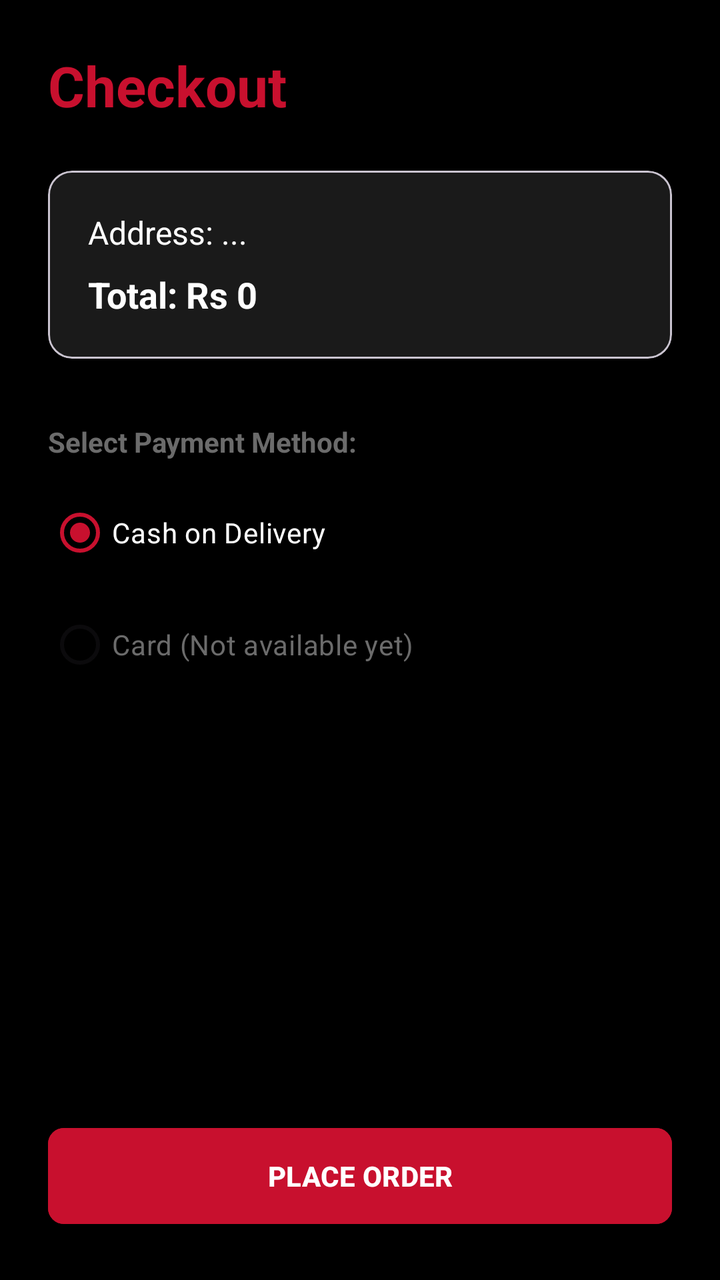
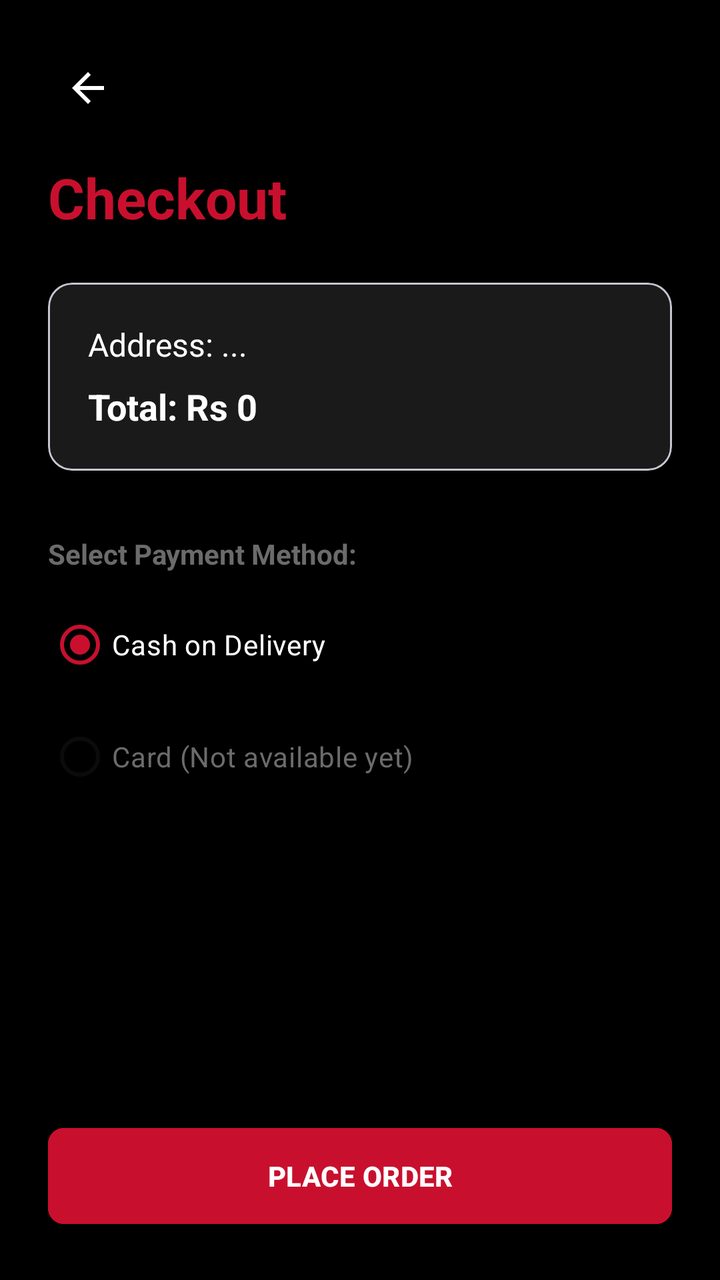

Before-and-after screenshots of an Android layout around one commit, followed by the original layout XML and the change that was made.
<!-- AndroidManifest.xml: application theme Theme.AFCMAD -->
<!-- res/layout/activity_checkout.xml -->
<?xml version="1.0" encoding="utf-8"?>
<LinearLayout xmlns:android="http://schemas.android.com/apk/res/android"
    xmlns:app="http://schemas.android.com/apk/res-auto"
    android:layout_width="match_parent"
    android:layout_height="match_parent"
    android:orientation="vertical"
    android:padding="24dp"
    android:background="@color/afc_black">

    <TextView
        android:layout_width="wrap_content"
        android:layout_height="wrap_content"
        android:text="Checkout"
        android:textSize="28sp"
        android:textStyle="bold"
        android:textColor="@color/afc_red"
        android:layout_marginBottom="24dp"/>

    <com.google.android.material.card.MaterialCardView
        android:layout_width="match_parent"
        android:layout_height="wrap_content"
        app:cardCornerRadius="12dp"
        app:cardElevation="0dp"
        app:cardBackgroundColor="@color/afc_dark_grey">

        <LinearLayout
            android:layout_width="match_parent"
            android:layout_height="wrap_content"
            android:orientation="vertical"
            android:padding="20dp">

            <TextView
                android:id="@+id/tvOrderAddress"
                android:layout_width="match_parent"
                android:layout_height="wrap_content"
                android:text="Address: ..."
                android:textSize="16sp"
                android:textColor="@color/afc_white"
                android:layout_marginBottom="8dp"/>

            <TextView
                android:id="@+id/tvOrderTotal"
                android:layout_width="match_parent"
                android:layout_height="wrap_content"
                android:text="Total: Rs 0"
                android:textSize="18sp"
                android:textStyle="bold"
                android:textColor="@color/afc_white"/>

        </LinearLayout>
    </com.google.android.material.card.MaterialCardView>

    <TextView
        android:layout_width="wrap_content"
        android:layout_height="wrap_content"
        android:text="Select Payment Method:"
        android:textColor="@color/afc_text_secondary"
        android:textStyle="bold"
        android:layout_marginTop="32dp"/>

    <RadioGroup
        android:id="@+id/rgPayment"
        android:layout_width="match_parent"
        android:layout_height="wrap_content"
        android:layout_marginTop="12dp">

        <RadioButton
            android:id="@+id/rbCash"
            android:layout_width="wrap_content"
            android:layout_height="wrap_content"
            android:text="Cash on Delivery"
            android:buttonTint="@color/afc_red"
            android:textColor="@color/afc_white"
            android:checked="true"/>

        <RadioButton
            android:id="@+id/rbCard"
            android:layout_width="wrap_content"
            android:layout_height="wrap_content"
            android:text="Card (Not available yet)"
            android:buttonTint="@color/afc_dark_grey"
            android:textColor="@color/afc_text_secondary"
            android:enabled="false"
            android:layout_marginTop="8dp"/>
    </RadioGroup>

    
    <TextView
        android:id="@+id/tvOrderSummary"
        android:layout_width="0dp"
        android:layout_height="0dp"
        android:visibility="gone"/>

    <View
        android:layout_width="match_parent"
        android:layout_height="0dp"
        android:layout_weight="1"/>

    <com.google.android.material.button.MaterialButton
        android:id="@+id/btnPlaceOrder"
        android:layout_width="match_parent"
        android:layout_height="56dp"
        android:text="PLACE ORDER"
        android:backgroundTint="@color/afc_red"
        android:textColor="@color/afc_white"
        android:textStyle="bold"
        app:cornerRadius="8dp" />

</LinearLayout>
<!-- resources referenced by this layout -->
<resources>
  <color name="afc_black">#000000</color>
  <color name="afc_dark_grey">#1A1A1A</color>
  <color name="afc_red">#C8102E</color>
  <color name="afc_text_secondary">#6B6B6B</color>
  <color name="afc_white">#FFFFFF</color>
  <style name="Theme.AFCMAD" parent="Base.Theme.AFCMAD" />
  <style name="Base.Theme.AFCMAD" parent="Theme.Material3.DayNight.NoActionBar">
          
          <item name="colorPrimary">@color/afc_red</item>
          <item name="colorOnPrimary">@color/afc_white</item>
          <item name="colorSecondary">@color/afc_black</item>
          <item name="colorOnSecondary">@color/afc_white</item>
          <item name="android:windowBackground">@color/afc_white</item>
          <item name="colorSurface">@color/afc_white</item>
          <item name="android:statusBarColor">@color/afc_red</item>
          <item name="android:navigationBarColor">@color/afc_white</item>
      </style>
</resources>

<!-- the commit's change to res/layout/activity_checkout.xml (unified diff, before → after) -->
@@ -1,109 +1,126 @@
 <?xml version="1.0" encoding="utf-8"?>
-<LinearLayout xmlns:android="http://schemas.android.com/apk/res/android"
+<RelativeLayout xmlns:android="http://schemas.android.com/apk/res/android"
     xmlns:app="http://schemas.android.com/apk/res-auto"
     android:layout_width="match_parent"
     android:layout_height="match_parent"
-    android:orientation="vertical"
-    android:padding="24dp"
     android:background="@color/afc_black">
 
-    <TextView
+    <LinearLayout
+        android:layout_width="match_parent"
+        android:layout_height="match_parent"
+        android:orientation="vertical"
+        android:padding="24dp">
+
+        <ImageButton
+            android:id="@+id/btnBack"
+            android:layout_width="40dp"
+            android:layout_height="40dp"
+            android:background="?attr/selectableItemBackgroundBorderless"
+            android:src="@drawable/ic_arrow_back_white"
+            app:tint="@color/afc_white"
+            android:layout_marginBottom="16dp"
+            android:contentDescription="Back" />
+
+        <TextView
+            android:layout_width="wrap_content"
+            android:layout_height="wrap_content"
+            android:text="Checkout"
+            android:textSize="28sp"
+            android:textStyle="bold"
+            android:textColor="@color/afc_red"
+            android:layout_marginBottom="24dp"/>
+
+        <com.google.android.material.card.MaterialCardView
+            android:layout_width="match_parent"
+            android:layout_height="wrap_content"
+            app:cardCornerRadius="12dp"
+            app:cardElevation="0dp"
+            app:cardBackgroundColor="@color/afc_dark_grey">
+
+            <LinearLayout
+                android:layout_width="match_parent"
+                android:layout_height="wrap_content"
+                android:orientation="vertical"
+                android:padding="20dp">
+
+                <TextView
+                    android:id="@+id/tvOrderAddress"
+                    android:layout_width="match_parent"
+                    android:layout_height="wrap_content"
+                    android:text="Address: ..."
+                    android:textSize="16sp"
+                    android:textColor="@color/afc_white"
+                    android:layout_marginBottom="8dp"/>
+
+                <TextView
+                    android:id="@+id/tvOrderTotal"
+                    android:layout_width="match_parent"
+                    android:layout_height="wrap_content"
+                    android:text="Total: Rs 0"
+                    android:textSize="18sp"
+                    android:textStyle="bold"
+                    android:textColor="@color/afc_white"/>
+
+            </LinearLayout>
+        </com.google.android.material.card.MaterialCardView>
+
+        <TextView
+            android:layout_width="wrap_content"
+            android:layout_height="wrap_content"
+            android:text="Select Payment Method:"
+            android:textColor="@color/afc_text_secondary"
+            android:textStyle="bold"
+            android:layout_marginTop="32dp"/>
+
+        <RadioGroup
+            android:id="@+id/rgPayment"
+            android:layout_width="match_parent"
+            android:layout_height="wrap_content"
+            android:layout_marginTop="12dp">
+
+            <RadioButton
+                android:id="@+id/rbCash"
+                android:layout_width="wrap_content"
+                android:layout_height="wrap_content"
+                android:text="Cash on Delivery"
+                android:buttonTint="@color/afc_red"
+                android:textColor="@color/afc_white"
+                android:checked="true"/>
+
+            <RadioButton
+                android:id="@+id/rbCard"
+                android:layout_width="wrap_content"
+                android:layout_height="wrap_content"
+                android:text="Card (Not available yet)"
+                android:buttonTint="@color/afc_dark_grey"
+                android:textColor="@color/afc_text_secondary"
+                android:enabled="false"
+                android:layout_marginTop="8dp"/>
+        </RadioGroup>
+
+        <View
+            android:layout_width="match_parent"
+            android:layout_height="0dp"
+            android:layout_weight="1"/>
+
+        <com.google.android.material.button.MaterialButton
+            android:id="@+id/btnPlaceOrder"
+            android:layout_width="match_parent"
+            android:layout_height="56dp"
+            android:text="PLACE ORDER"
+            android:backgroundTint="@color/afc_red"
+            android:textColor="@color/afc_white"
+            android:textStyle="bold"
+            app:cornerRadius="8dp" />
+
+    </LinearLayout>
+
+    <ProgressBar
+        android:id="@+id/pbLoading"
         android:layout_width="wrap_content"
         android:layout_height="wrap_content"
-        android:text="Checkout"
-        android:textSize="28sp"
-        android:textStyle="bold"
-        android:textColor="@color/afc_red"
-        android:layout_marginBottom="24dp"/>
+        android:layout_centerInParent="true"
+        android:visibility="gone"
+        android:indeterminateTint="@color/afc_red"/>
 
-    <com.google.android.material.card.MaterialCardView
-        android:layout_width="match_parent"
-        android:layout_height="wrap_content"
-        app:cardCornerRadius="12dp"
-        app:cardElevation="0dp"
-        app:cardBackgroundColor="@color/afc_dark_grey">
-
-        <LinearLayout
-            android:layout_width="match_parent"
-            android:layout_height="wrap_content"
-            android:orientation="vertical"
-            android:padding="20dp">
-
-            <TextView
-                android:id="@+id/tvOrderAddress"
-                android:layout_width="match_parent"
-                android:layout_height="wrap_content"
-                android:text="Address: ..."
-                android:textSize="16sp"
-                android:textColor="@color/afc_white"
-                android:layout_marginBottom="8dp"/>
-
-            <TextView
-                android:id="@+id/tvOrderTotal"
-                android:layout_width="match_parent"
-                android:layout_height="wrap_content"
-                android:text="Total: Rs 0"
-                android:textSize="18sp"
-                android:textStyle="bold"
-                android:textColor="@color/afc_white"/>
-
-        </LinearLayout>
-    </com.google.android.material.card.MaterialCardView>
-
-    <TextView
-        android:layout_width="wrap_content"
-        android:layout_height="wrap_content"
-        android:text="Select Payment Method:"
-        android:textColor="@color/afc_text_secondary"
-        android:textStyle="bold"
-        android:layout_marginTop="32dp"/>
-
-    <RadioGroup
-        android:id="@+id/rgPayment"
-        android:layout_width="match_parent"
-        android:layout_height="wrap_content"
-        android:layout_marginTop="12dp">
-
-        <RadioButton
-            android:id="@+id/rbCash"
-            android:layout_width="wrap_content"
-            android:layout_height="wrap_content"
-            android:text="Cash on Delivery"
-            android:buttonTint="@color/afc_red"
-            android:textColor="@color/afc_white"
-            android:checked="true"/>
-
-        <RadioButton
-            android:id="@+id/rbCard"
-            android:layout_width="wrap_content"
-            android:layout_height="wrap_content"
-            android:text="Card (Not available yet)"
-            android:buttonTint="@color/afc_dark_grey"
-            android:textColor="@color/afc_text_secondary"
-            android:enabled="false"
-            android:layout_marginTop="8dp"/>
-    </RadioGroup>
-
-    
-    <TextView
-        android:id="@+id/tvOrderSummary"
-        android:layout_width="0dp"
-        android:layout_height="0dp"
-        android:visibility="gone"/>
-
-    <View
-        android:layout_width="match_parent"
-        android:layout_height="0dp"
-        android:layout_weight="1"/>
-
-    <com.google.android.material.button.MaterialButton
-        android:id="@+id/btnPlaceOrder"
-        android:layout_width="match_parent"
-        android:layout_height="56dp"
-        android:text="PLACE ORDER"
-        android:backgroundTint="@color/afc_red"
-        android:textColor="@color/afc_white"
-        android:textStyle="bold"
-        app:cornerRadius="8dp" />
-
-</LinearLayout>
+</RelativeLayout>
<!-- resource entries referenced after the edit -->
@@ -5,6 +5,17 @@
   <color name="afc_red">#C8102E</color>
   <color name="afc_text_secondary">#6B6B6B</color>
   <color name="afc_white">#FFFFFF</color>
+  <!-- drawable ic_arrow_back_white (drawable) -->
+  <vector xmlns:android="http://schemas.android.com/apk/res/android"
+      android:width="24dp"
+      android:height="24dp"
+      android:viewportWidth="24"
+      android:viewportHeight="24"
+      android:tint="#FFFFFF">
+    <path
+        android:fillColor="@android:color/white"
+        android:pathData="M20,11H7.83l5.59,-5.59L12,4l-8,8 8,8 1.41,-1.41L7.83,13H20v-2z"/>
+  </vector>
   <style name="Theme.AFCMAD" parent="Base.Theme.AFCMAD" />
   <style name="Base.Theme.AFCMAD" parent="Theme.Material3.DayNight.NoActionBar">
           
